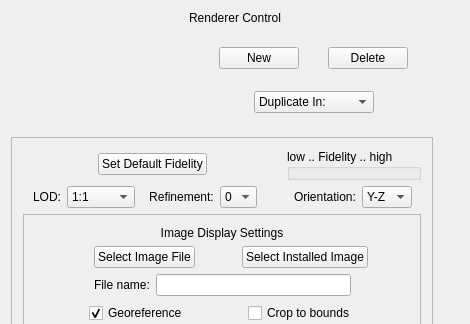
Above: apps/vaporgui/guis/ui/twoDimagetab.ui from yyr/vapor before the change; both pictures show x 0 to 470 and y 0 to 324 of the 470 by 1170 pixel window. Below: the same form after it.
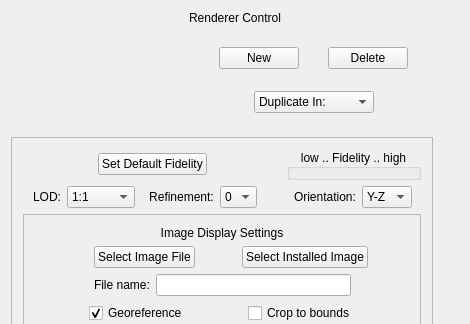
That is the form after the change. Custom widgets are drawn as their Qt base class.

What changed in the file:
```diff
--- a/apps/vaporgui/guis/ui/twoDimagetab.ui
+++ b/apps/vaporgui/guis/ui/twoDimagetab.ui
@@ -353,6 +353,9 @@
                 <property name="title">
                  <string>low .. Fidelity .. high</string>
                 </property>
+                <property name="alignment">
+                 <set>Qt::AlignCenter</set>
+                </property>
                </widget>
               </item>
              </layout>
```
